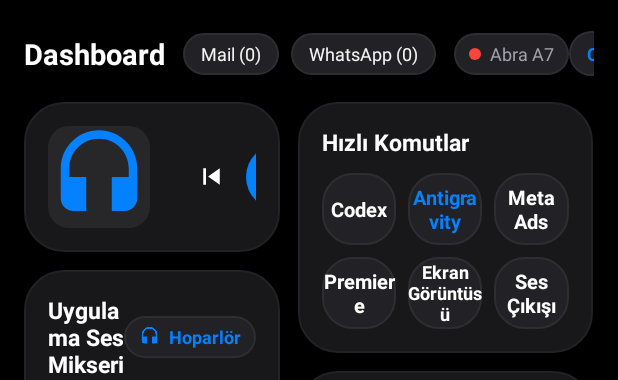
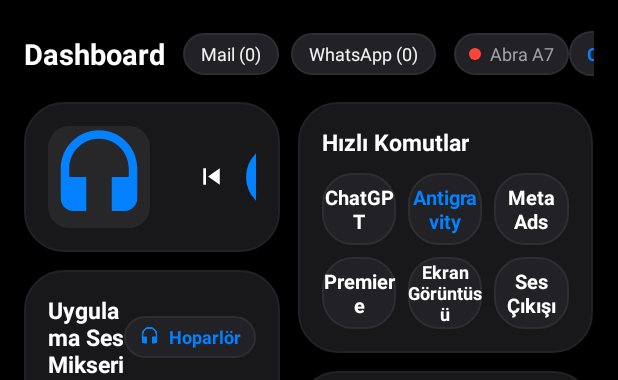
Before and after one commit to SMSWMert/dockpad, an Android app: the layout screen_dashboard.xml on its own in the app's theme, with its tools: preview values and no code run, on a phone screen of 412 x 824 dp. Shown: the top 380 px of the screen. Run offline under Robolectric (Android 15) with nearby library versions, the phone set to English and light mode, and no system bars.

Commit message:
Replace Codex quick action with ChatGPT

```diff
--- a/android_dockpad/app/src/main/res/layout/screen_dashboard.xml
+++ b/android_dockpad/app/src/main/res/layout/screen_dashboard.xml
@@ -323,7 +323,7 @@
                         android:layout_weight="1"
                         android:background="@drawable/bg_card_secondary"
                         android:gravity="center"
-                        android:text="Codex"
+                        android:text="ChatGPT"
                         android:textColor="@color/text_primary"
                         android:textSize="13sp"
                         android:textStyle="bold" />
```
Also changed, not shown: 1 other file.
